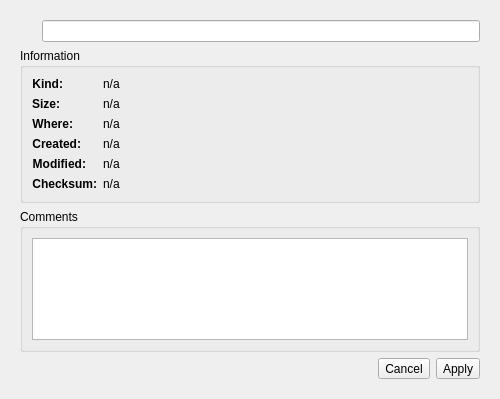
Above: qw_client/QwcFileBrowserWidget.ui from pcjpnet/qwired-suite before the change. Below: the same form after it.
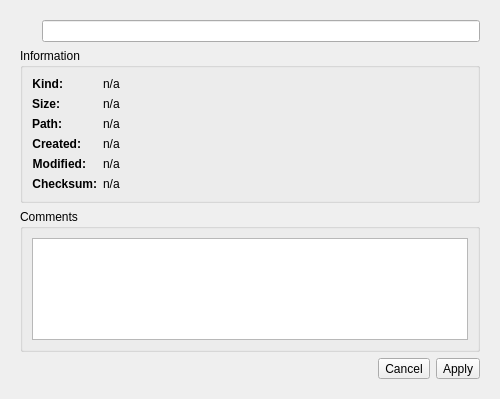
That is the form after the change. Icons and pictures are not drawn.

Commit message: Implemented checks for privileges in the file browser dialog.

Diff of the .ui file:
```diff
--- a/qw_client/QwcFileBrowserWidget.ui
+++ b/qw_client/QwcFileBrowserWidget.ui
@@ -496,7 +496,7 @@
                </font>
               </property>
               <property name="text">
-               <string>Where:</string>
+               <string>Path:</string>
               </property>
               <property name="alignment">
                <set>Qt::AlignRight|Qt::AlignTrailing|Qt::AlignVCenter</set>
```
Left out of the diff: 4 changed lines with no effect on the pictures. The commit also changes 3 other files.
